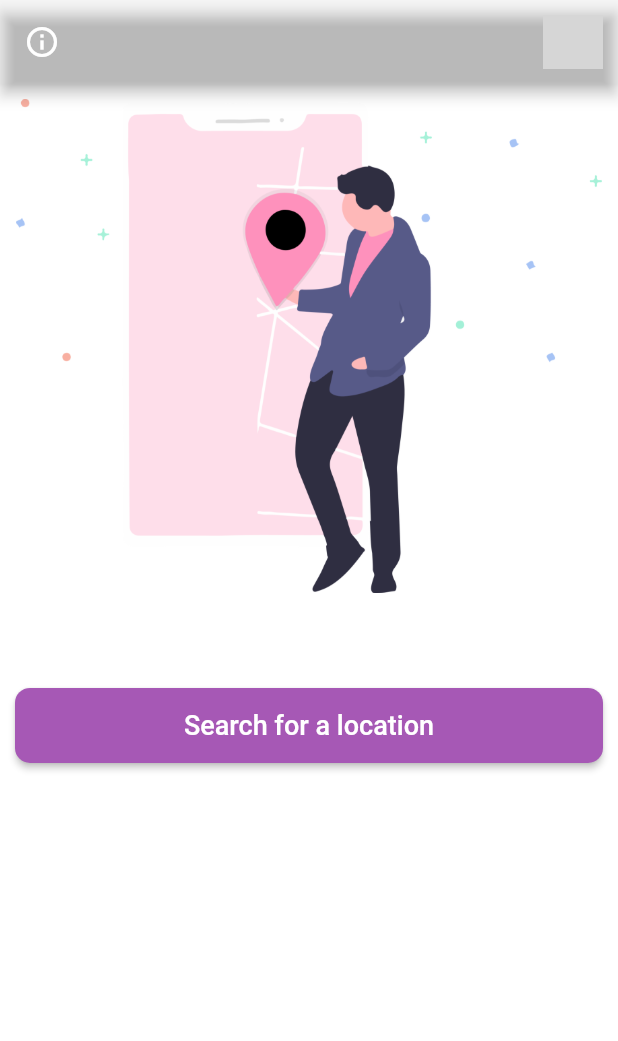
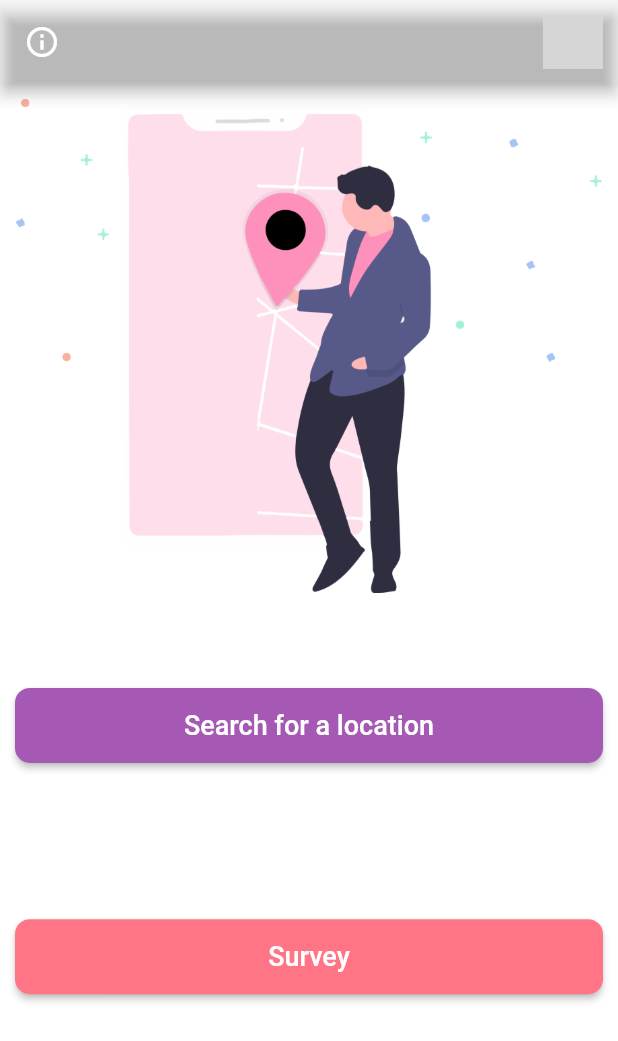
Before and after one commit to ameysunu/hackduke, a Flutter app: the Home screen opened directly, on a phone screen of 412 x 824 dp. Shown: the top 1041 px of the screen. Run offline on Flutter 3.47's test engine with Material 2 defaults, Android fonts, the light colour scheme and no system bars; our stand-ins replace firebase_auth, firebase_core, google_sign_in, hexcolor; accounts and stored records are empty; network calls fail; Roboto replaces fonts that are missing (Roboto Medium); grey boxes are pictures that could not be loaded.

```diff
--- a/lib/home.dart
+++ b/lib/home.dart
@@ -69,6 +69,43 @@ class _HomeState extends State<Home> {
               },
             ),
           ),
+          Container(
+            height: MediaQuery.of(context).size.height * 0.05,
+          ),
+          Padding(
+            padding: const EdgeInsets.all(10.0),
+            child: Text(
+              "Report your symptoms",
+              style: TextStyle(color: Colors.white, fontSize: 20),
+            ),
+          ),
+          Padding(
+            padding: const EdgeInsets.all(10.0),
+            child: RaisedButton(
+              color: HexColor('#FF7585'),
+              child: Container(
+                height: 50,
+                child: Row(
+                  mainAxisAlignment: MainAxisAlignment.center,
+                  children: [
+                    Text(
+                      "Survey",
+                      style: TextStyle(
+                          color: Colors.white,
+                          fontFamily: "Roboto Medium",
+                          fontSize: 18),
+                    ),
+                  ],
+                ),
+              ),
+              shape: RoundedRectangleBorder(
+                borderRadius: BorderRadius.circular(10.0),
+              ),
+              onPressed: () {
+                null;
+              },
+            ),
+          ),
         ],
       ),
     );
--- a/pubspec.yaml
+++ b/pubspec.yaml
@@ -27,6 +27,7 @@ dependencies:
   firebase_core: ^0.5.0
   firebase_auth: ^0.18.0+1
   google_sign_in: ^4.5.3
+  url_launcher: ^5.7.10
 
 
   # The following adds the Cupertino Icons font to your application.
```
Also changed, not shown: pubspec.lock.
